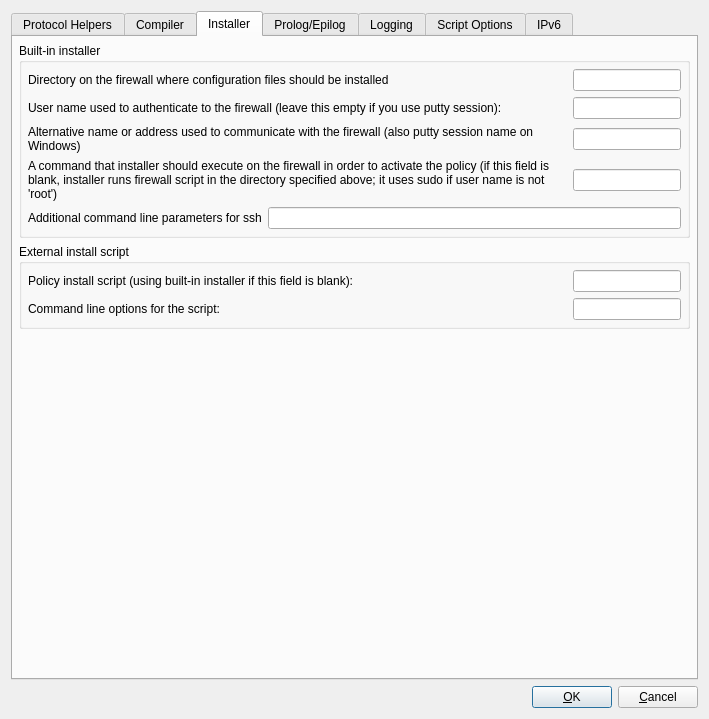
The window that src/gui/ipfadvanceddialog_q.ui (fwbuilder/fwbuilder) describes before a commit, drawn with Qt 5.
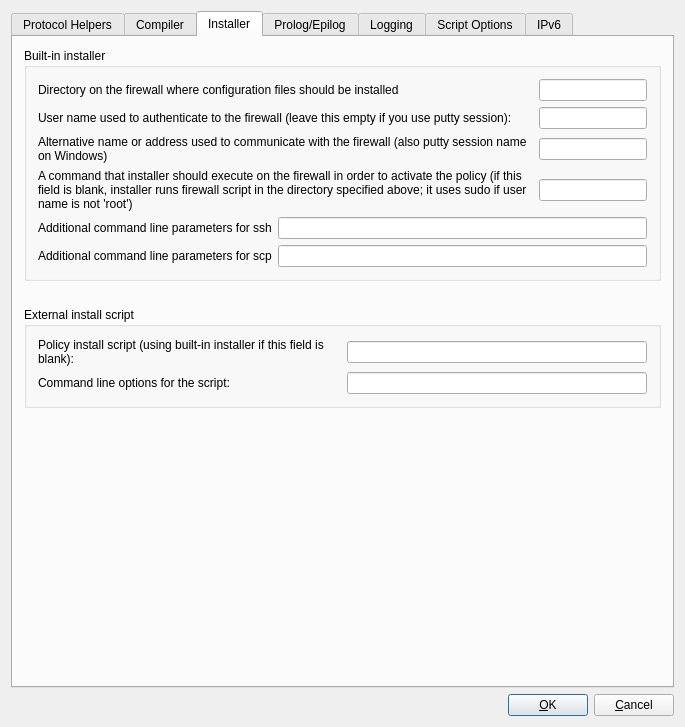
The same window after the commit. The open tabs and pages were chosen to show the change.

Commit message: input field for path to scp in preferences dialog

```diff
--- a/src/gui/ipfadvanceddialog_q.ui
+++ b/src/gui/ipfadvanceddialog_q.ui
@@ -5,8 +5,8 @@
    <rect>
     <x>0</x>
     <y>0</y>
-    <width>709</width>
-    <height>719</height>
+    <width>685</width>
+    <height>727</height>
    </rect>
   </property>
   <property name="windowTitle" >
@@ -19,38 +19,8 @@
    <property name="leftMargin" >
     <number>11</number>
    </property>
-   <property name="topMargin" >
-    <number>11</number>
-   </property>
-   <property name="rightMargin" >
-    <number>11</number>
-   </property>
-   <property name="bottomMargin" >
-    <number>11</number>
-   </property>
-   <property name="horizontalSpacing" >
-    <number>6</number>
-   </property>
-   <property name="verticalSpacing" >
-    <number>6</number>
-   </property>
    <item row="1" column="0" >
     <layout class="QHBoxLayout" >
-     <property name="spacing" >
-      <number>6</number>
-     </property>
-     <property name="leftMargin" >
-      <number>0</number>
-     </property>
-     <property name="topMargin" >
-      <number>0</number>
-     </property>
-     <property name="rightMargin" >
-      <number>0</number>
-     </property>
-     <property name="bottomMargin" >
-      <number>0</number>
-     </property>
      <item>
       <spacer>
        <property name="orientation" >
@@ -610,166 +580,13 @@
       <attribute name="title" >
        <string>Installer</string>
       </attribute>
-      <layout class="QGridLayout" >
-       <property name="leftMargin" >
-        <number>6</number>
-       </property>
-       <property name="topMargin" >
-        <number>6</number>
-       </property>
-       <property name="rightMargin" >
-        <number>6</number>
-       </property>
-       <property name="bottomMargin" >
-        <number>6</number>
-       </property>
-       <property name="horizontalSpacing" >
-        <number>6</number>
-       </property>
-       <property name="verticalSpacing" >
-        <number>6</number>
-       </property>
-       <item row="2" column="0" >
-        <spacer>
-         <property name="orientation" >
-          <enum>Qt::Vertical</enum>
-         </property>
-         <property name="sizeType" >
-          <enum>QSizePolicy::Expanding</enum>
-         </property>
-         <property name="sizeHint" >
-          <size>
-           <width>20</width>
-           <height>20</height>
-          </size>
-         </property>
-        </spacer>
-       </item>
-       <item row="0" column="0" >
-        <spacer>
-         <property name="orientation" >
-          <enum>Qt::Vertical</enum>
-         </property>
-         <property name="sizeType" >
-          <enum>QSizePolicy::Fixed</enum>
-         </property>
-         <property name="sizeHint" >
-          <size>
-           <width>20</width>
-           <height>20</height>
-          </size>
-         </property>
-        </spacer>
-       </item>
-       <item row="1" column="0" >
-        <widget class="QGroupBox" name="groupBox3" >
-         <property name="title" >
-          <string>External install script</string>
-         </property>
-         <layout class="QGridLayout" >
-          <property name="leftMargin" >
-           <number>6</number>
-          </property>
-          <property name="topMargin" >
-           <number>6</number>
-          </property>
-          <property name="rightMargin" >
-           <number>6</number>
-          </property>
-          <property name="bottomMargin" >
-           <number>6</number>
-          </property>
-          <property name="horizontalSpacing" >
-           <number>6</number>
-          </property>
-          <property name="verticalSpacing" >
-           <number>6</number>
-          </property>
-          <item row="0" column="1" >
-           <widget class="QLineEdit" name="installScript" >
-            <property name="sizePolicy" >
-             <sizepolicy vsizetype="Fixed" hsizetype="Fixed" >
-              <horstretch>0</horstretch>
-              <verstretch>0</verstretch>
-             </sizepolicy>
-            </property>
-           </widget>
-          </item>
-          <item row="0" column="0" >
-           <widget class="QLabel" name="textLabel5_2" >
-            <property name="sizePolicy" >
-             <sizepolicy vsizetype="Preferred" hsizetype="Expanding" >
-              <horstretch>0</horstretch>
-              <verstretch>0</verstretch>
-             </sizepolicy>
-            </property>
-            <property name="text" >
-             <string>Policy install script (using built-in installer if this field is blank):</string>
-            </property>
-            <property name="alignment" >
-             <set>Qt::AlignLeading|Qt::AlignLeft|Qt::AlignVCenter</set>
-            </property>
-            <property name="wordWrap" >
-             <bool>true</bool>
-            </property>
-           </widget>
-          </item>
-          <item row="1" column="0" >
-           <widget class="QLabel" name="textLabel6_2" >
-            <property name="sizePolicy" >
-             <sizepolicy vsizetype="Preferred" hsizetype="Expanding" >
-              <horstretch>0</horstretch>
-              <verstretch>0</verstretch>
-             </sizepolicy>
-            </property>
-            <property name="text" >
-             <string>Command line options for the script:</string>
-            </property>
-            <property name="alignment" >
-             <set>Qt::AlignLeading|Qt::AlignLeft|Qt::AlignVCenter</set>
-            </property>
-            <property name="wordWrap" >
-             <bool>true</bool>
-            </property>
-           </widget>
-          </item>
-          <item row="1" column="1" >
-           <widget class="QLineEdit" name="installScriptArgs" >
-            <property name="sizePolicy" >
-             <sizepolicy vsizetype="Fixed" hsizetype="Fixed" >
-              <horstretch>0</horstretch>
-              <verstretch>0</verstretch>
-             </sizepolicy>
-            </property>
-           </widget>
-          </item>
-         </layout>
-        </widget>
-       </item>
+      <layout class="QGridLayout" name="gridLayout_3" >
        <item row="0" column="0" >
         <widget class="QGroupBox" name="groupBox4" >
          <property name="title" >
           <string>Built-in installer</string>
          </property>
-         <layout class="QGridLayout" >
-          <property name="leftMargin" >
-           <number>6</number>
-          </property>
-          <property name="topMargin" >
-           <number>6</number>
-          </property>
-          <property name="rightMargin" >
-           <number>6</number>
-          </property>
-          <property name="bottomMargin" >
-           <number>6</number>
-          </property>
-          <property name="horizontalSpacing" >
-           <number>6</number>
-          </property>
-          <property name="verticalSpacing" >
-           <number>6</number>
-          </property>
+         <layout class="QGridLayout" name="gridLayout_2" >
           <item row="0" column="0" >
            <widget class="QLabel" name="label556" >
             <property name="text" >
@@ -793,44 +610,51 @@
             </property>
            </widget>
           </item>
-          <item row="4" column="0" colspan="2" >
-           <layout class="QHBoxLayout" >
-            <property name="spacing" >
-             <number>6</number>
+          <item row="1" column="0" >
+           <widget class="QLabel" name="textLabel1_2" >
+            <property name="text" >
+             <string>User name used to authenticate to the firewall (leave this empty if you use putty session):</string>
             </property>
-            <property name="leftMargin" >
-             <number>0</number>
+            <property name="alignment" >
+             <set>Qt::AlignLeading|Qt::AlignLeft|Qt::AlignVCenter</set>
             </property>
-            <property name="topMargin" >
-             <number>0</number>
+            <property name="wordWrap" >
+             <bool>true</bool>
             </property>
-            <property name="rightMargin" >
-             <number>0</number>
+           </widget>
+          </item>
+          <item row="1" column="1" >
+           <widget class="QLineEdit" name="ipf_user" >
+            <property name="sizePolicy" >
+             <sizepolicy vsizetype="Fixed" hsizetype="Fixed" >
+              <horstretch>0</horstretch>
+              <verstretch>0</verstretch>
+             </sizepolicy>
             </property>
-            <property name="bottomMargin" >
-             <number>0</number>
+           </widget>
+          </item>
+          <item row="2" column="0" >
+           <widget class="QLabel" name="textLabel1_3" >
+            <property name="text" >
+             <string>Alternative name or address used to communicate with the firewall (also putty session name on Windows)</string>
             </property>
-            <item>
-             <widget class="QLabel" name="textLabel1_7" >
-              <property name="text" >
-               <string>Additional command line parameters for ssh</string>
-              </property>
-              <property name="wordWrap" >
-               <bool>false</bool>
-              </property>
-             </widget>
-            </item>
-            <item>
-             <widget class="QLineEdit" name="sshArgs" >
-              <property name="sizePolicy" >
-               <sizepolicy vsizetype="Fixed" hsizetype="Expanding" >
-                <horstretch>0</horstretch>
-                <verstretch>0</verstretch>
-               </sizepolicy>
-              </property>
-             </widget>
-            </item>
-           </layout>
+            <property name="alignment" >
+             <set>Qt::AlignLeading|Qt::AlignLeft|Qt::AlignTop</set>
+            </property>
+            <property name="wordWrap" >
+             <bool>true</bool>
+            </property>
+           </widget>
+          </item>
+          <item row="2" column="1" >
+           <widget class="QLineEdit" name="altAddress" >
+            <property name="sizePolicy" >
+             <sizepolicy vsizetype="Fixed" hsizetype="Fixed" >
+              <horstretch>0</horstretch>
+              <verstretch>0</verstretch>
+             </sizepolicy>
+            </property>
+           </widget>
           </item>
           <item row="3" column="0" >
            <widget class="QLabel" name="textLabel1_4" >
@@ -855,55 +679,188 @@
             </property>
            </widget>
           </item>
-          <item row="2" column="0" >
-           <widget class="QLabel" name="textLabel1_3" >
-            <property name="text" >
-             <string>Alternative name or address used to communicate with the firewall (also putty session name on Windows)</string>
-            </property>
-            <property name="alignment" >
-             <set>Qt::AlignLeading|Qt::AlignLeft|Qt::AlignTop</set>
-            </property>
-            <property name="wordWrap" >
-             <bool>true</bool>
-            </property>
-           </widget>
+          <item row="4" column="0" colspan="2" >
+           <layout class="QHBoxLayout" >
+            <item>
+             <widget class="QLabel" name="textLabel1_7" >
+              <property name="text" >
+               <string>Additional command line parameters for ssh</string>
+              </property>
+              <property name="wordWrap" >
+               <bool>false</bool>
+              </property>
+             </widget>
+            </item>
+            <item>
+             <widget class="QLineEdit" name="sshArgs" >
+              <property name="sizePolicy" >
+               <sizepolicy vsizetype="Fixed" hsizetype="Expanding" >
+                <horstretch>0</horstretch>
+                <verstretch>0</verstretch>
+               </sizepolicy>
+              </property>
+              <property name="minimumSize" >
+               <size>
+                <width>300</width>
+                <height>0</height>
+               </size>
+              </property>
+             </widget>
+            </item>
+           </layout>
           </item>
-          <item row="2" column="1" >
-           <widget class="QLineEdit" name="altAddress" >
-            <property name="sizePolicy" >
-             <sizepolicy vsizetype="Fixed" hsizetype="Fixed" >
-              <horstretch>0</horstretch>
-              <verstretch>0</verstretch>
-             </sizepolicy>
-            </property>
-           </widget>
+          <item row="5" column="0" colspan="2" >
+           <layout class="QHBoxLayout" name="_2" >
+            <item>
+             <widget class="QLabel" name="textLabel1_8" >
+              <property name="text" >
+               <string>Additional command line parameters for scp</string>
+              </property>
+              <property name="wordWrap" >
+               <bool>false</bool>
+              </property>
+             </widget>
+            </item>
+            <item>
+             <widget class="QLineEdit" name="scpArgs" >
+              <property name="sizePolicy" >
+               <sizepolicy vsizetype="Fixed" hsizetype="Expanding" >
+                <horstretch>0</horstretch>
+                <verstretch>0</verstretch>
+               </sizepolicy>
+              </property>
+              <property name="minimumSize" >
+               <size>
+                <width>300</width>
+                <height>0</height>
+               </size>
+              </property>
+             </widget>
+            </item>
+           </layout>
           </item>
-          <item row="1" column="1" >
-           <widget class="QLineEdit" name="ipf_user" >
-            <property name="sizePolicy" >
-             <sizepolicy vsizetype="Fixed" hsizetype="Fixed" >
-              <horstretch>0</horstretch>
-              <verstretch>0</verstretch>
-             </sizepolicy>
-            </property>
-           </widget>
+         </layout>
+        </widget>
+       </item>
+       <item row="1" column="0" >
+        <spacer>
+         <property name="orientation" >
+          <enum>Qt::Vertical</enum>
+         </property>
+         <property name="sizeType" >
+          <enum>QSizePolicy::Fixed</enum>
+         </property>
+         <property name="sizeHint" stdset="0" >
+          <size>
+           <width>20</width>
+           <height>20</height>
+          </size>
+         </property>
+        </spacer>
+       </item>
+       <item row="3" column="0" >
+        <widget class="QGroupBox" name="groupBox3" >
+         <property name="title" >
+          <string>External install script</string>
+         </property>
+         <layout class="QGridLayout" name="gridLayout" >
+          <item row="0" column="0" >
+           <layout class="QHBoxLayout" name="horizontalLayout" >
+            <item>
+             <widget class="QLabel" name="textLabel5_2" >
+              <property name="sizePolicy" >
+               <sizepolicy vsizetype="Preferred" hsizetype="Expanding" >
+                <horstretch>0</horstretch>
+                <verstretch>0</verstretch>
+               </sizepolicy>
+              </property>
+              <property name="text" >
+               <string>Policy install script (using built-in installer if this field is blank):</string>
+              </property>
+              <property name="alignment" >
+               <set>Qt::AlignLeading|Qt::AlignLeft|Qt::AlignVCenter</set>
+              </property>
+              <property name="wordWrap" >
+               <bool>true</bool>
+              </property>
+             </widget>
+            </item>
+            <item>
+             <widget class="QLineEdit" name="installScript" >
+              <property name="sizePolicy" >
+               <sizepolicy vsizetype="Fixed" hsizetype="Fixed" >
+                <horstretch>0</horstretch>
+                <verstretch>0</verstretch>
+               </sizepolicy>
+              </property>
+              <property name="minimumSize" >
+               <size>
+                <width>300</width>
+                <height>0</height>
+               </size>
+              </property>
+             </widget>
+            </item>
+           </layout>
           </item>
           <item row="1" column="0" >
-           <widget class="QLabel" name="textLabel1_2" >
-            <property name="text" >
-             <string>User name used to authenticate to the firewall (leave this empty if you use putty session):</string>
-            </property>
-            <property name="alignment" >
-             <set>Qt::AlignLeading|Qt::AlignLeft|Qt::AlignVCenter</set>
-            </property>
-            <property name="wordWrap" >
-             <bool>true</bool>
-            </property>
-           </widget>
+           <layout class="QHBoxLayout" name="horizontalLayout_2" >
+            <item>
+             <widget class="QLabel" name="textLabel6_2" >
+              <property name="sizePolicy" >
+               <sizepolicy vsizetype="Preferred" hsizetype="Expanding" >
+                <horstretch>0</horstretch>
+                <verstretch>0</verstretch>
+               </sizepolicy>
+              </property>
+              <property name="text" >
+               <string>Command line options for the script:</string>
+              </property>
+              <property name="alignment" >
+               <set>Qt::AlignLeading|Qt::AlignLeft|Qt::AlignVCenter</set>
+              </property>
+              <property name="wordWrap" >
+               <bool>true</bool>
+              </property>
+             </widget>
+            </item>
+            <item>
+             <widget class="QLineEdit" name="installScriptArgs" >
+              <property name="sizePolicy" >
+               <sizepolicy vsizetype="Fixed" hsizetype="Fixed" >
+                <horstretch>0</horstretch>
+                <verstretch>0</verstretch>
+               </sizepolicy>
+              </property>
+              <property name="minimumSize" >
+               <size>
+                <width>300</width>
+                <height>0</height>
+               </size>
+              </property>
+             </widget>
+            </item>
+           </layout>
           </item>
          </layout>
         </widget>
        </item>
+       <item row="4" column="0" >
+        <spacer>
+         <property name="orientation" >
+          <enum>Qt::Vertical</enum>
+         </property>
+         <property name="sizeType" >
+          <enum>QSizePolicy::Expanding</enum>
+         </property>
+         <property name="sizeHint" stdset="0" >
+          <size>
+           <width>20</width>
+           <height>20</height>
+          </size>
+         </property>
+        </spacer>
+       </item>
       </layout>
      </widget>
      <widget class="QWidget" name="tab3" >
```
Left out of the diff: 177 changed lines with no effect on the pictures. The commit also changes 59 other files.
